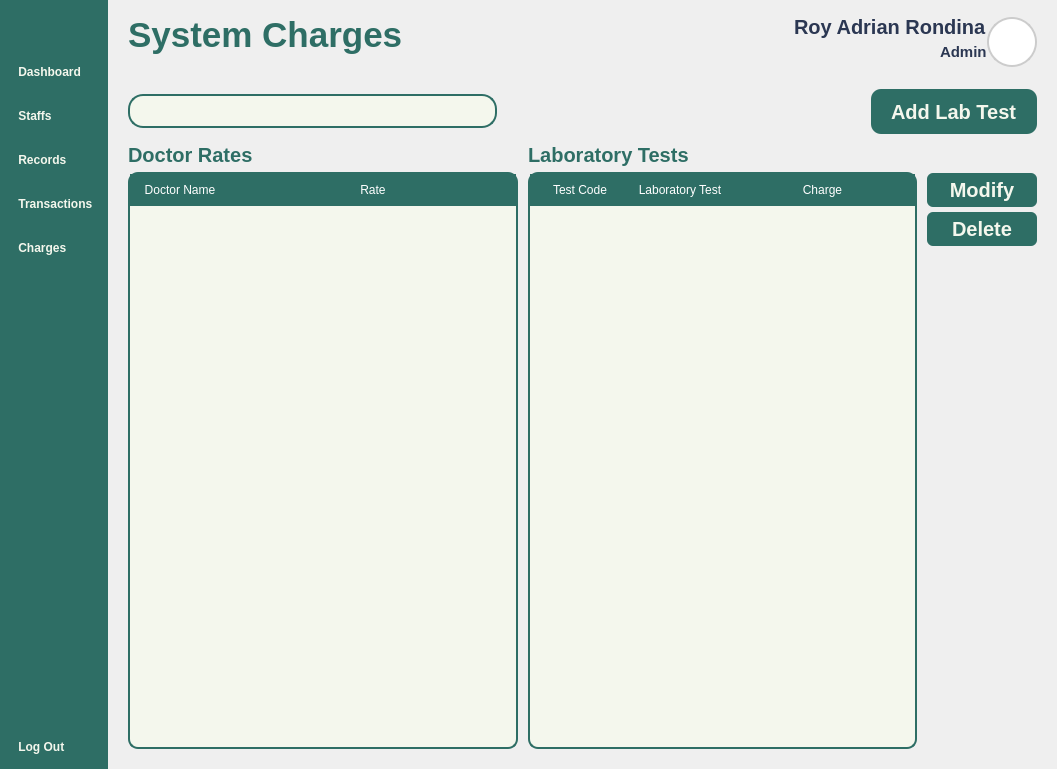
Above: Views/Admin_Charges.ui from VinsmokeSanji69/COVACHA_CLINIC_SYSTEM before the change. Below: the same form after it.
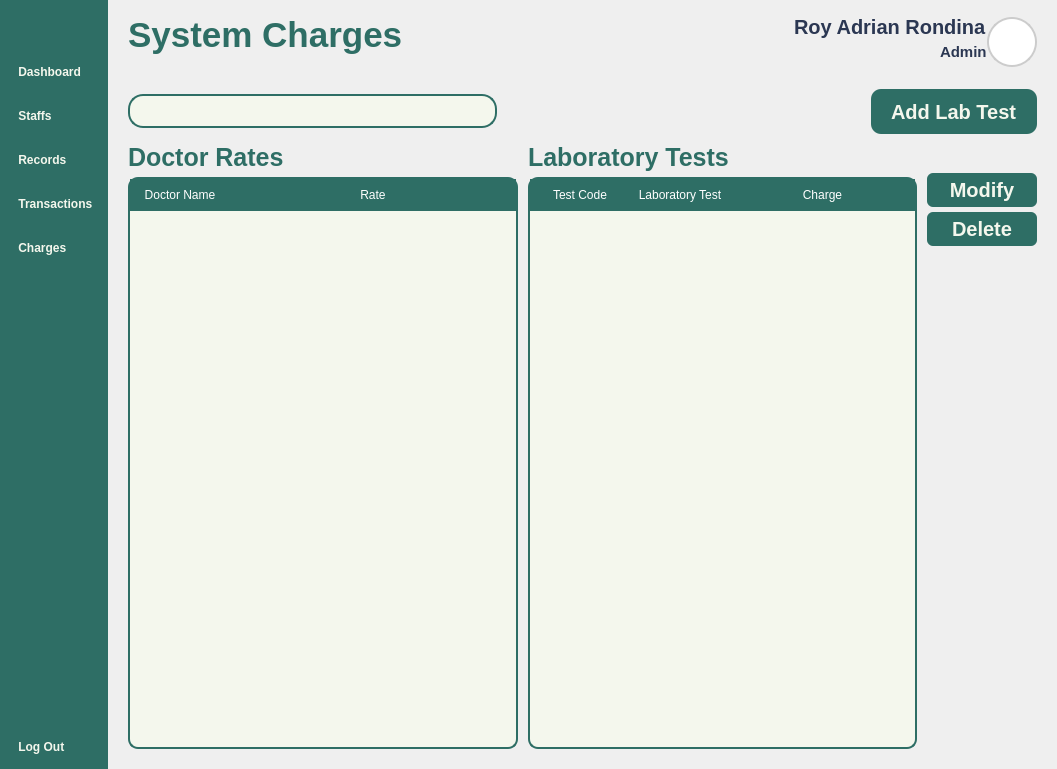
That is the form after the change. Icons and pictures are not drawn.

```diff
--- a/Views/Admin_Charges.ui
+++ b/Views/Admin_Charges.ui
@@ -20,7 +20,7 @@
 	border: 0px;
 }
 QPushButton {
-	font: 900 16pt &quot;Satoshi Black&quot;;
+	font: 900 17pt &quot;Satoshi Black&quot;;
 	background-color: transparent;
  	border-radius: 10px;
 	font-weight: bold;
@@ -33,14 +33,13 @@
 }
 QLabel {
 	font: 900 10pt &quot;Satoshi Black&quot;;
-	font-size: 20px;
+	font-size: 25px;
 	font-weight: bold;
 	color: #2E6E65;
 	qproperty-alignment: 'AlignLeft';
     qproperty-wordWrap: true;
 	background: transparent;
 }
-
 </string>
   </property>
   <layout class="QHBoxLayout" name="horizontalLayout_4">
@@ -899,8 +898,8 @@
                       <rect>
                        <x>0</x>
                        <y>0</y>
-                       <width>247</width>
-                       <height>563</height>
+                       <width>328</width>
+                       <height>561</height>
                       </rect>
                      </property>
                      <layout class="QVBoxLayout" name="verticalLayout_6">
@@ -927,6 +926,11 @@
                           <verstretch>0</verstretch>
                          </sizepolicy>
                         </property>
+                        <property name="font">
+                         <font>
+                          <pointsize>12</pointsize>
+                         </font>
+                        </property>
                         <property name="styleSheet">
                          <string notr="true">QTableWidget {
 	background-color: #F4F7ED;
@@ -1018,8 +1022,8 @@
                       <rect>
                        <x>0</x>
                        <y>0</y>
-                       <width>383</width>
-                       <height>563</height>
+                       <width>327</width>
+                       <height>561</height>
                       </rect>
                      </property>
                      <layout class="QVBoxLayout" name="verticalLayout_7">
@@ -1040,6 +1044,11 @@
                       </property>
                       <item>
                        <widget class="QTableWidget" name="LaboratoryTestTable">
+                        <property name="font">
+                         <font>
+                          <pointsize>12</pointsize>
+                         </font>
+                        </property>
                         <property name="styleSheet">
                          <string notr="true">QTableWidget {
 	background-color: #F4F7ED;
```
Left out of the diff: 7 changed lines with no effect on the pictures.
